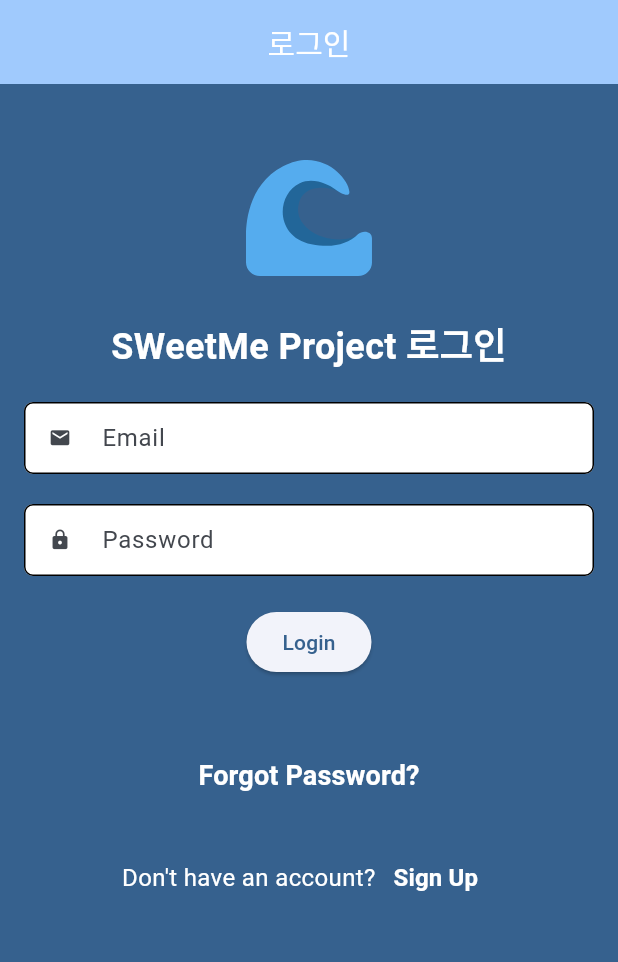
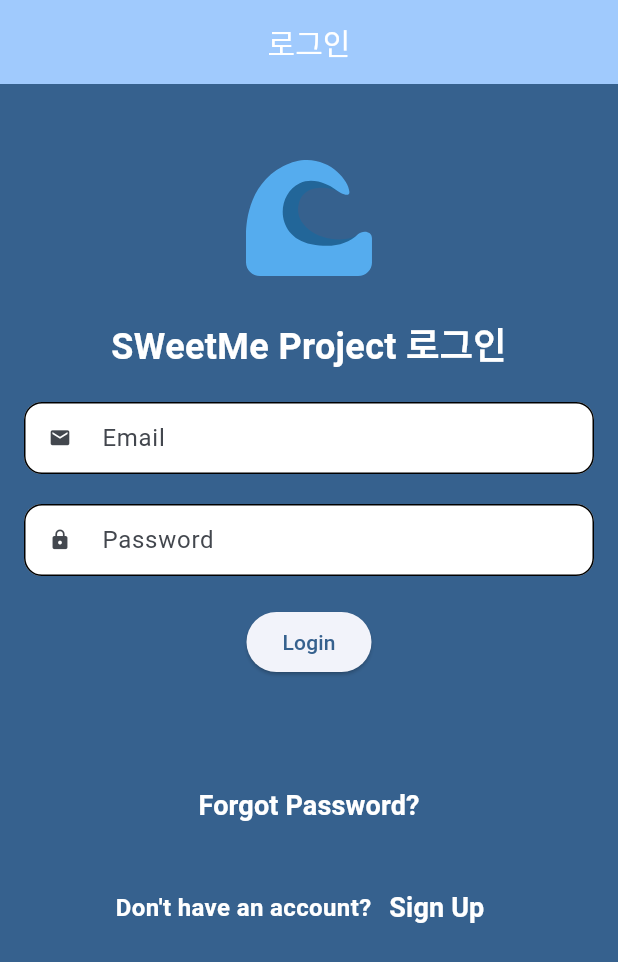
Before and after one commit to WooyoungJun/plow_project, a Flutter app: the screen it shows after launch, on a phone screen of 412 x 824 dp. Shown: the top 962 px of the screen. Run offline on Flutter 3.47's test engine with Material 3 defaults, Android fonts, the phone set to English and light mode, and no system bars; our stand-ins replace cloud_firestore, file_picker, firebase_auth, firebase_core, firebase_storage, flutter_svg and 2 more; missing offline and left inert: google_mlkit_text_recognition, pdf_render, syncfusion_flutter_pdfviewer; accounts and stored records are empty.

Commit message:
BeforeAuth 코드 정리

```diff
--- a/lib/PageView/AfterAuth/HomeViewItems/HomeViewMyInfo.dart
+++ b/lib/PageView/AfterAuth/HomeViewItems/HomeViewMyInfo.dart
@@ -134,7 +134,7 @@ class _HomeViewMyInfoState extends State<HomeViewMyInfo> {
                 ],
               ),
               onTap: () {
-                userProvider.signOut('signOut');
+                userProvider.signOut();
                 Navigator.pushNamedAndRemoveUntil(
                     context, '/LoginView', (route) => false);
               },
--- a/lib/PageView/BeforeAuth/LoginView.dart
+++ b/lib/PageView/BeforeAuth/LoginView.dart
@@ -1,44 +1,37 @@
 import 'package:flutter/material.dart';
+import 'package:plow_project/components/CustomClass/CustomTextStyle.dart';
 import 'package:provider/provider.dart';
+import 'package:plow_project/components/AppBarTitle.dart';
+import 'package:plow_project/components/ConstSet.dart';
+import 'package:plow_project/components/Logo.dart';
+import 'package:plow_project/components/UserProvider.dart';
+import 'package:plow_project/components/CustomClass/CustomTextField.dart';
 import 'package:plow_project/components/CustomClass/CustomLoadingDialog.dart';
-import 'package:plow_project/components/AppBarTitle.dart';
-import 'package:plow_project/components/CustomClass/CustomTextField.dart';
-import 'package:plow_project/components/Logo.dart';
-import 'package:plow_project/components/ConstSet.dart';
-import 'package:plow_project/components/UserProvider.dart';
+import 'package:plow_project/components/CustomClass/CustomProgressIndicator.dart';
 
 class LoginView extends StatefulWidget {
   @override
   State<LoginView> createState() => _LoginViewState();
 }
 
-// 로그인, 로그아웃 구성
 class _LoginViewState extends State<LoginView> {
   final TextEditingController _emailController = TextEditingController();
   final TextEditingController _passwordController = TextEditingController();
   late UserProvider userProvider;
   late String msg;
+  bool _isInitComplete = false;
 
   @override
   void initState() {
     super.initState();
-    msg = '';
     WidgetsBinding.instance
         .addPostFrameCallback((_) async => await initLoginView());
   }
 
   Future<void> initLoginView() async {
+    msg = '';
     userProvider = Provider.of<UserProvider>(context, listen: false);
-  }
-
-  @override
-  void didChangeDependencies() {
-    super.didChangeDependencies();
-  }
-
-  @override
-  void setState(VoidCallback fn) {
-    if (mounted) super.setState(fn);
+    setState(() => _isInitComplete = true);
   }
 
   @override
@@ -50,6 +43,7 @@ class _LoginViewState extends State<LoginView> {
 
   @override
   Widget build(BuildContext context) {
+    if (!_isInitComplete) return CustomProgressIndicator();
     return Scaffold(
       backgroundColor: Theme.of(context).colorScheme.primary,
       appBar: AppBar(
@@ -70,39 +64,32 @@ class _LoginViewState extends State<LoginView> {
             Text(
               'SWeetMe Project 로그인',
               textAlign: TextAlign.center,
-              style: TextStyle(
-                fontSize: 24,
-                fontWeight: FontWeight.bold,
-                color: Colors.white,
-              ),
-            ), // 페이지 설명
+              style: CustomTextStyle.style(24),
+            ),
             SizedBox(height: ConstSet.largeGap),
             CustomTextField(
               controller: _emailController,
-              fontSize: 16.0,
               labelText: 'Email',
               iconData: Icons.email,
               maxLines: 1,
-            ), // 컨트롤러 포함 텍스트 폼 위젯
+            ),
             SizedBox(height: ConstSet.largeGap),
             CustomTextField(
               controller: _passwordController,
-              fontSize: 16.0,
               labelText: 'Password',
               iconData: Icons.lock,
               maxLines: 1,
-            ), // 컨트롤러 포함 텍스트 폼 위젯
+            ),
             SizedBox(height: ConstSet.largeGap),
             ElevatedButton(
-              child: Text('Login'), // 버튼 텍스트
+              child: Text('Login'),
               onPressed: () async {
-                FocusScope.of(context).unfocus(); // 키보드를 내림
+                FocusScope.of(context).unfocus();
                 CustomLoadingDialog.showLoadingDialog(
                     context, '로그인 중입니다. \n잠시만 기다리세요');
-                var result = await userProvider.signIn(
-                  _emailController.text,
-                  _passwordController.text,
-                  'Login',
+                String result = await userProvider.signIn(
+                  email: _emailController.text,
+                  password: _passwordController.text,
                 );
                 CustomLoadingDialog.pop(context);
                 if (result == '성공') {
@@ -113,53 +100,32 @@ class _LoginViewState extends State<LoginView> {
                 }
               },
             ),
-            SizedBox(
-              child: Text(
-                msg,
-                style: TextStyle(
-                  fontSize: 14,
-                  color: Colors.redAccent,
-                  fontWeight: FontWeight.bold,
-                ),
+            SizedBox(height: ConstSet.largeGap),
+            Text(
+              msg,
+              style: TextStyle(
+                color: Colors.redAccent,
+                fontWeight: FontWeight.bold,
               ),
+              maxLines: 3,
             ),
             SizedBox(height: ConstSet.largeGap),
             TextButton(
               onPressed: () =>
                   Navigator.pushNamed(context, '/PasswordResetView'),
-              child: Text(
-                'Forgot Password?',
-                style: TextStyle(
-                  fontSize: 18,
-                  fontWeight: FontWeight.bold,
-                  color: Colors.white,
-                ),
-              ),
+              child: Text('Forgot Password?', style: CustomTextStyle.style(18)),
             ),
             SizedBox(height: ConstSet.largeGap),
             Row(
               mainAxisAlignment: MainAxisAlignment.center,
               children: [
-                Text(
-                  'Don\'t have an account?',
-                  style: TextStyle(
-                    color: Colors.white,
-                    fontSize: 16,
-                  ),
-                ),
+                Text('Don\'t have an account?', style: CustomTextStyle.style(16)),
                 TextButton(
                   onPressed: () => Navigator.pushNamed(context, '/SignUpView'),
-                  child: Text(
-                    'Sign Up',
-                    style: TextStyle(
-                      fontSize: 16,
-                      fontWeight: FontWeight.bold,
-                      color: Colors.white,
-                    ),
-                  ),
+                  child: Text('Sign Up', style: CustomTextStyle.style(18)),
                 ),
               ],
-            ), // 회원 가입 버튼(signUp 페이지)
+            ),
           ],
         ),
       ),
--- a/lib/components/CustomClass/CustomTextField.dart
+++ b/lib/components/CustomClass/CustomTextField.dart
@@ -20,7 +20,7 @@ class CustomTextField extends StatefulWidget {
     this.iconSize = 15.0,
     this.isReadOnly = false,
     this.maxLines,
-    this.fontSize = 12.5,
+    this.fontSize = 16,
     Icon? icon,
     TextStyle? textStyle,
   })  : icon =
@@ -40,7 +40,7 @@ class _CustomTextFieldState extends State<CustomTextField> {
   final double height = 25.0;
 
   final defaultDesign =
-      OutlineInputBorder(borderRadius: BorderRadius.circular(6));
+      OutlineInputBorder(borderRadius: BorderRadius.circular(12));
 
   @override
   Widget build(BuildContext context) {
--- /dev/null
+++ b/lib/components/CustomClass/CustomTextStyle.dart
@@ -0,0 +1,9 @@
+import 'package:flutter/material.dart';
+
+class CustomTextStyle{
+  static TextStyle style(double fontSize) => TextStyle(
+    fontSize: fontSize,
+    fontWeight: FontWeight.bold,
+    color: Colors.white,
+  );
+}
--- a/lib/components/UserProvider.dart
+++ b/lib/components/UserProvider.dart
@@ -41,16 +41,14 @@ class UserProvider extends ChangeNotifier {
 
   // 상태 변경 시 user 객체가 스트림으로 들어옴
   Future<void> _onStateChanged(User? user) async {
-    if (user == null) {
-      _status = Status.unauthenticated;
-    } else {
-      _status = Status.authenticated;
-      _user = user;
-      await getFriend();
-    }
+    _user = FirebaseAuth.instance.currentUser;
+    _status = FirebaseAuth.instance.currentUser != null
+        ? Status.authenticated
+        : Status.unauthenticated;
+    if (user != null) await getFriend();
   }
 
-  Future<void> getFriend() async{
+  Future<void> getFriend() async {
     var docRef = await _userInfo.doc(_user!.email).get();
     _friend = docRef['friendEmail'].cast<String>();
   }
@@ -121,9 +119,8 @@ class UserProvider extends ChangeNotifier {
     }
   }
 
-  // 회원 가입
   Future<String> signUp(
-      String email, String password, String buttonText) async {
+      {required String email, required String password}) async {
     try {
       await _auth.createUserWithEmailAndPassword(
           email: email, password: password);
@@ -135,7 +132,7 @@ class UserProvider extends ChangeNotifier {
       await _user!.updateDisplayName(email); // 이름 초기값 설정
       await _user!.reload(); // 변경사항 적용
       _user = _auth.currentUser; // 변경된 객체 다시 적용
-      CustomToast.showToast('$buttonText 성공');
+      CustomToast.showToast('Login 성공');
       return '성공';
     } on FirebaseAuthException catch (err) {
       return err.message!;
@@ -145,12 +142,12 @@ class UserProvider extends ChangeNotifier {
   }
 
   Future<String> signIn(
-      String email, String password, String buttonText) async {
+      {required String email, required String password}) async {
     try {
       var docRef = await _userInfo.doc(email).get();
       _friend = docRef['friendEmail'].cast<String>();
       await _auth.signInWithEmailAndPassword(email: email, password: password);
-      CustomToast.showToast('$buttonText 성공');
+      CustomToast.showToast('Login 성공');
       return '성공';
     } on FirebaseAuthException catch (err) {
       return err.message!;
@@ -159,15 +156,12 @@ class UserProvider extends ChangeNotifier {
     }
   }
 
-  Future<void> signOut(String buttonText) async {
+  Future<void> signOut() async {
     await _auth.signOut();
-    _user = null;
-    _friend.clear();
-    // print('$buttonText 성공');
-    CustomToast.showToast('$buttonText 성공');
+    CustomToast.showToast('Sign Out 성공');
   }
 
-  Future<void> resetPassword(String email) async {
+  Future<void> resetPassword({required String email}) async {
     try {
       // 이메일이 Firebase Authentication에 존재하는지 확인
       try {
```
Also changed, not shown: lib/PageView/AfterAuth/HomeViewItems/HomeViewFriendBoard.dart (+7 -17 lines), lib/PageView/BeforeAuth/PasswordResetView.dart (+16 -27 lines), lib/PageView/BeforeAuth/SignUpView.dart (+27 -26 lines).
